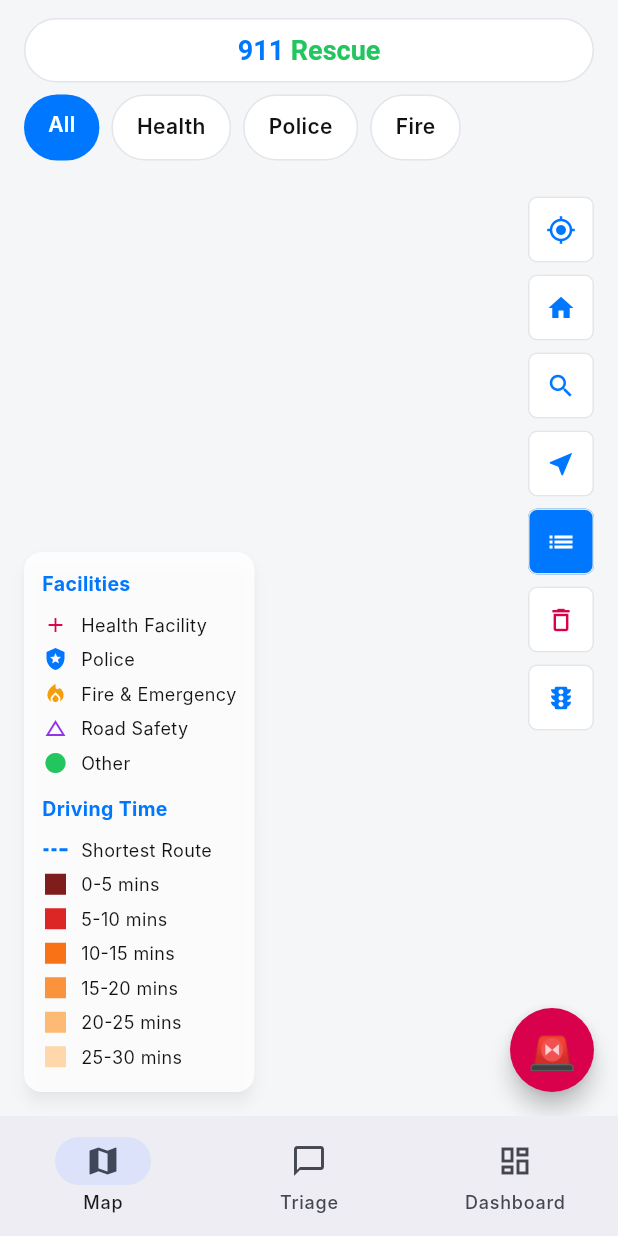
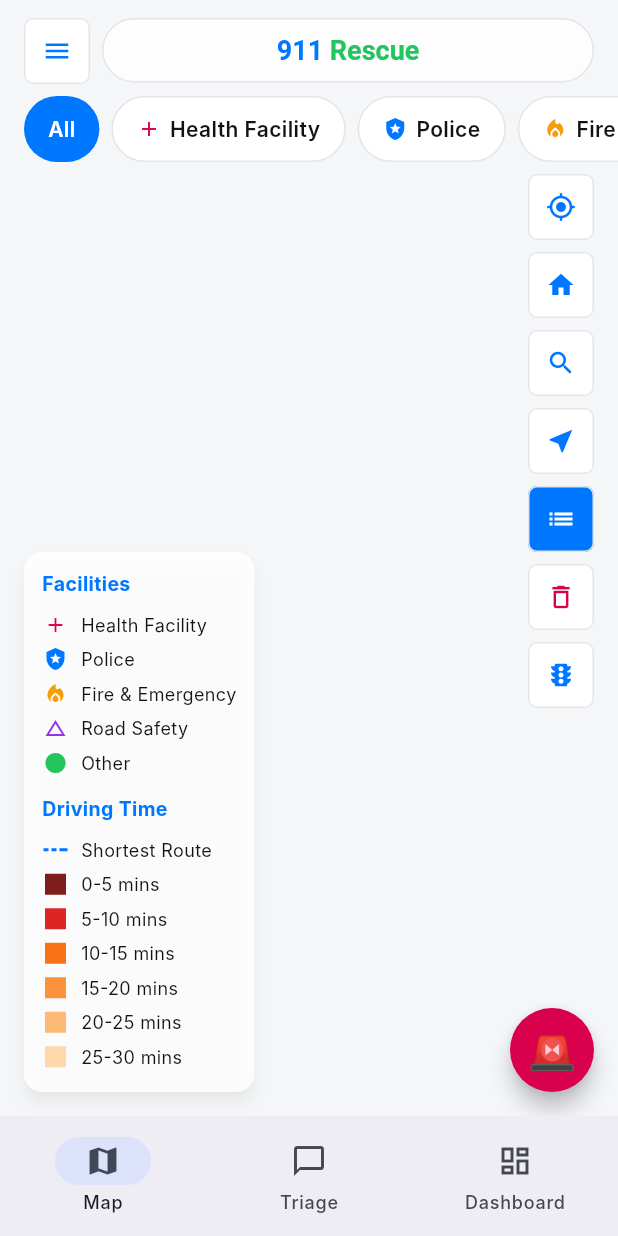
Before and after one commit to ayubasalami/911-Rescue, a Flutter app: the screen it shows after launch, after a tap on "All", on a phone screen of 412 x 824 dp. Run offline on Flutter 3.47's test engine with Material 3 defaults, Android fonts, the phone set to English and light mode, and no system bars; our stand-ins replace flutter_riverpod, geolocator, go_router; missing offline and left inert: mapbox_maps_flutter; Roboto replaces fonts that are missing (Inter).

Commit message:
Float the header/filter row over the map and wire real category filtering
The "911 Rescue" pill and facility filter chips are now translucent
overlays on the map (matching web mobile) instead of an opaque app bar
pushing the map down, with a fixed hamburger button top-left. Filter chips
now carry the same category icon/color as the map legend and actually
filter which facility pins render on the map, instead of being inert.

```diff
--- a/lib/src/ui/core/widgets/app_filter_chip.dart
+++ b/lib/src/ui/core/widgets/app_filter_chip.dart
@@ -8,11 +8,18 @@ class AppFilterChip extends StatelessWidget {
     required this.label,
     required this.selected,
     required this.onTap,
+    this.icon,
+    this.iconColor,
   });
 
   final String label;
   final bool selected;
   final VoidCallback onTap;
+
+  /// Optional leading icon (e.g. the facility category glyph in the map's
+  /// filter row) — omitted entirely when null.
+  final IconData? icon;
+  final Color? iconColor;
 
   @override
   Widget build(BuildContext context) {
@@ -26,7 +33,14 @@ class AppFilterChip extends StatelessWidget {
           borderRadius: BorderRadius.circular(AppRadii.full),
           border: selected ? null : Border.all(color: AppColors.border),
         ),
-        child: Text(
+        child: Row(
+          mainAxisSize: MainAxisSize.min,
+          children: [
+            if (icon != null) ...[
+              Icon(icon, size: 16, color: selected ? Colors.white : iconColor),
+              const SizedBox(width: 6),
+            ],
+            Text(
               label,
               style: TextStyle(
                 color: selected ? Colors.white : AppColors.textPrimary,
@@ -34,6 +48,8 @@ class AppFilterChip extends StatelessWidget {
                 fontSize: 14,
               ),
             ),
+          ],
+        ),
       ),
     );
   }
--- a/lib/src/ui/home_map/screens/home_map_screen.dart
+++ b/lib/src/ui/home_map/screens/home_map_screen.dart
@@ -93,12 +93,13 @@ class HomeMapScreen extends ConsumerStatefulWidget {
 }
 
 class _HomeMapScreenState extends ConsumerState<HomeMapScreen> {
-  String _selectedFilter = facilityFilters.first;
+  FacilityCategory? _selectedFilter;
   mapbox.MapboxMap? _mapboxMap;
   mapbox.CircleAnnotationManager? _circleAnnotationManager;
   mapbox.PolygonAnnotationManager? _polygonAnnotationManager;
   mapbox.PolylineAnnotationManager? _polylineAnnotationManager;
-  List<Facility> _lastRenderedFacilities = const [];
+  List<Facility> _lastSourceFacilities = const [];
+  FacilityCategory? _lastAppliedFilter;
   final Map<String, Facility> _annotationFacilities = {};
   TransportMode _selectedTransportMode = TransportMode.driving;
   _OriginPopup? _originPopup;
@@ -515,15 +516,23 @@ class _HomeMapScreenState extends ConsumerState<HomeMapScreen> {
 
   Future<void> _syncFacilityPins(List<Facility> facilities) async {
     final manager = _circleAnnotationManager;
-    if (manager == null || identical(facilities, _lastRenderedFacilities)) {
+    if (manager == null) return;
+    if (identical(facilities, _lastSourceFacilities) && _lastAppliedFilter == _selectedFilter) {
       return;
     }
-    _lastRenderedFacilities = facilities;
+    _lastSourceFacilities = facilities;
+    _lastAppliedFilter = _selectedFilter;
+
+    final filter = _selectedFilter;
+    final visible = [
+      for (final facility in facilities)
+        if (filter == null || facility.category == filter) facility,
+    ];
 
     await manager.deleteAll();
     _annotationFacilities.clear();
     final created = await manager.createMulti([
-      for (final facility in facilities)
+      for (final facility in visible)
         mapbox.CircleAnnotationOptions(
           geometry: mapbox.Point(
             coordinates: mapbox.Position(facility.longitude, facility.latitude),
@@ -536,7 +545,7 @@ class _HomeMapScreenState extends ConsumerState<HomeMapScreen> {
     ]);
     for (final (index, annotation) in created.indexed) {
       if (annotation != null) {
-        _annotationFacilities[annotation.id] = facilities[index];
+        _annotationFacilities[annotation.id] = visible[index];
       }
     }
   }
@@ -562,15 +571,6 @@ class _HomeMapScreenState extends ConsumerState<HomeMapScreen> {
 
     return Scaffold(
       body: SafeArea(
-        child: Column(
-          children: [
-            const HomeMapHeader(),
-            FacilityFilterRow(
-              selected: _selectedFilter,
-              onSelected: (filter) => setState(() => _selectedFilter = filter),
-            ),
-            const SizedBox(height: 8),
-            Expanded(
         child: LayoutBuilder(
           builder: (context, constraints) {
             return Stack(
@@ -612,8 +612,31 @@ class _HomeMapScreenState extends ConsumerState<HomeMapScreen> {
                           child: MapLegend(),
                         ),
                       Positioned(
+                        top: 12,
+                        left: 16,
+                        child: MapControlButton(
+                          icon: Icons.menu,
+                          onTap: () => _showComingSoon('Menu'),
+                        ),
+                      ),
+                      const Positioned(
+                        top: 12,
+                        left: 68,
                         right: 16,
-                        top: 16,
+                        child: HomeMapHeader(),
+                      ),
+                      Positioned(
+                        top: 64,
+                        left: 0,
+                        right: 0,
+                        child: FacilityFilterRow(
+                          selected: _selectedFilter,
+                          onSelected: (filter) => setState(() => _selectedFilter = filter),
+                        ),
+                      ),
+                      Positioned(
+                        right: 16,
+                        top: 116,
                         child: Column(
                           children: [
                             MapControlButton(
@@ -764,9 +787,6 @@ class _HomeMapScreenState extends ConsumerState<HomeMapScreen> {
           },
         ),
       ),
-          ],
-        ),
-      ),
     );
   }
 }
--- a/lib/src/ui/home_map/widgets/facility_filter_row.dart
+++ b/lib/src/ui/home_map/widgets/facility_filter_row.dart
@@ -1,32 +1,36 @@
 import 'package:flutter/material.dart';
 
+import '../../../data/models/facility.dart';
 import '../../core/widgets/app_filter_chip.dart';
+import 'map_legend.dart';
 
-const facilityFilters = ['All', 'Health', 'Police', 'Fire'];
-
+/// Filters the facility pins shown on the map — null means "All".
 class FacilityFilterRow extends StatelessWidget {
   const FacilityFilterRow({super.key, required this.selected, required this.onSelected});
 
-  final String selected;
-  final ValueChanged<String> onSelected;
+  final FacilityCategory? selected;
+  final ValueChanged<FacilityCategory?> onSelected;
 
   @override
   Widget build(BuildContext context) {
     return SizedBox(
       height: 44,
-      child: ListView.separated(
+      child: ListView(
         scrollDirection: Axis.horizontal,
         padding: const EdgeInsets.symmetric(horizontal: 16),
-        itemCount: facilityFilters.length,
-        separatorBuilder: (_, _) => const SizedBox(width: 8),
-        itemBuilder: (context, index) {
-          final filter = facilityFilters[index];
-          return AppFilterChip(
-            label: filter,
-            selected: selected == filter,
-            onTap: () => onSelected(filter),
-          );
-        },
+        children: [
+          AppFilterChip(label: 'All', selected: selected == null, onTap: () => onSelected(null)),
+          for (final category in FacilityCategory.values) ...[
+            const SizedBox(width: 8),
+            AppFilterChip(
+              label: category.displayLabel,
+              icon: category.legendIcon,
+              iconColor: category.legendColor,
+              selected: selected == category,
+              onTap: () => onSelected(category),
+            ),
+          ],
+        ],
       ),
     );
   }
--- a/lib/src/ui/home_map/widgets/home_map_header.dart
+++ b/lib/src/ui/home_map/widgets/home_map_header.dart
@@ -2,17 +2,17 @@ import 'package:flutter/material.dart';
 
 import '../../../core/theme/app_theme.dart';
 
+/// A floating, translucent pill — the map stays visible through and around
+/// it, rather than a solid opaque app bar pushing the map down.
 class HomeMapHeader extends StatelessWidget {
   const HomeMapHeader({super.key});
 
   @override
   Widget build(BuildContext context) {
-    return Padding(
-      padding: const EdgeInsets.fromLTRB(16, 12, 16, 8),
-      child: Container(
+    return Container(
       padding: const EdgeInsets.symmetric(vertical: 10),
       decoration: BoxDecoration(
-          color: AppColors.backgroundSurface,
+        color: AppColors.backgroundSurface.withValues(alpha: 0.8),
         borderRadius: BorderRadius.circular(AppRadii.full),
         border: Border.all(color: AppColors.border),
       ),
@@ -26,7 +26,6 @@ class HomeMapHeader extends StatelessWidget {
           ],
         ),
       ),
-      ),
     );
   }
 }
```
Lines whose indentation alone changed are shown as unchanged.
